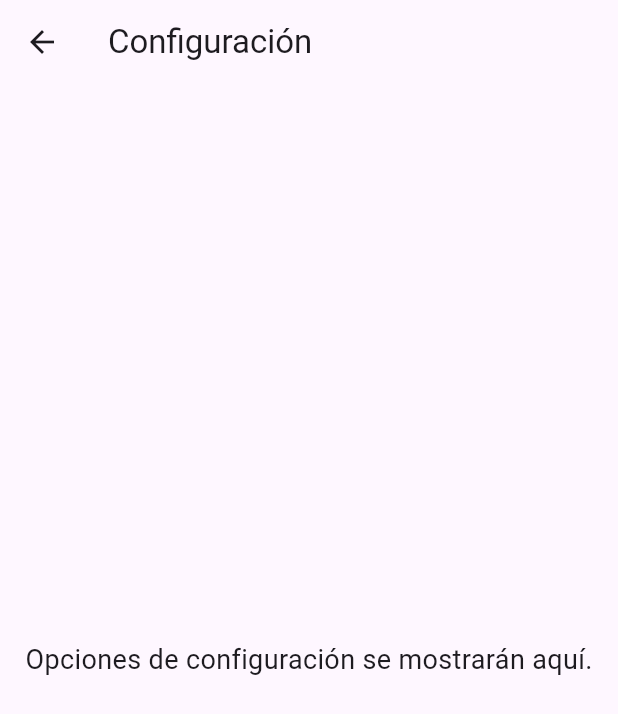
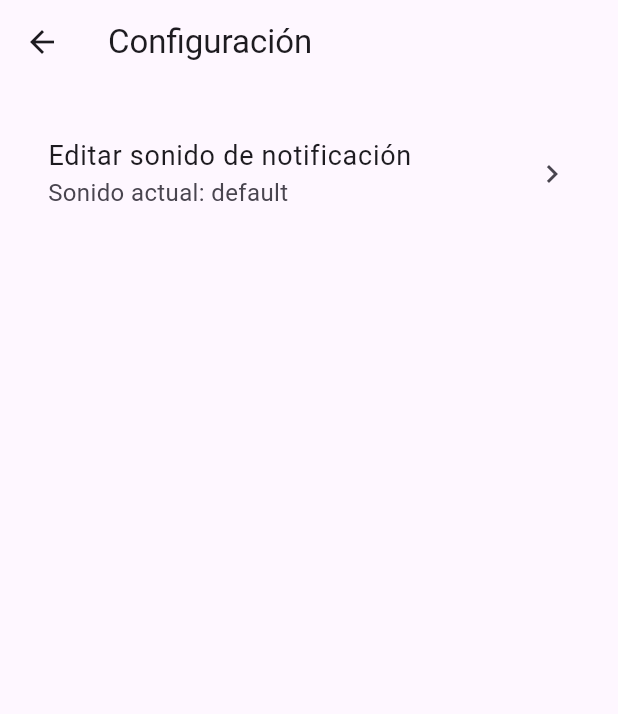
Before and after one commit to rayo-alcantar/mindKeeper, a Flutter app: the screen it shows after launch, after a tap on "Configuración", on a phone screen of 412 x 824 dp. Shown: the top 714 px of the screen. Run offline on Flutter 3.47's test engine with Material 3 defaults, Android fonts, the phone set to English and light mode, and no system bars; our stand-ins replace flutter_local_notifications, permission_handler, shared_preferences, timezone.

Commit message:
se añaden las configuracines.

```diff
--- a/lib/screens/config_screen.dart
+++ b/lib/screens/config_screen.dart
@@ -1,18 +1,75 @@
 // lib/screens/config_screen.dart
 import 'package:flutter/material.dart';
+import 'package:mindkeeper/services/settings_service.dart';
+import 'edit_notification_sound_screen.dart';
+// Importa aquí también NotificationService si deseas notificar el cambio en la configuración.
+// import 'package:mindkeeper/services/notification_service.dart';
 
-class ConfigScreen extends StatelessWidget {
+class ConfigScreen extends StatefulWidget {
+  @override
+  _ConfigScreenState createState() => _ConfigScreenState();
+}
+
+class _ConfigScreenState extends State<ConfigScreen> {
+  final SettingsService _settingsService = SettingsService();
+  // String para almacenar el sonido actual.
+  String _currentSound = SettingsService.defaultNotificationSound;
+
+  @override
+  void initState() {
+    super.initState();
+    _loadCurrentSound();
+  }
+
+  Future<void> _loadCurrentSound() async {
+    final sound = await _settingsService.getNotificationSound();
+    setState(() {
+      _currentSound = sound;
+    });
+  }
+
+  Future<void> _editNotificationSound() async {
+    // Navega a la pantalla para editar el sonido.
+    final selectedSound = await Navigator.push<String>(
+      context,
+      MaterialPageRoute(
+        builder: (context) => EditNotificationSoundScreen(currentSound: _currentSound),
+      ),
+    );
+    if (selectedSound != null) {
+      // Guarda la selección y actualiza la pantalla.
+      await _settingsService.setNotificationSound(selectedSound);
+      setState(() {
+        _currentSound = selectedSound;
+      });
+      // Aquí podrías notificar al NotificationService para que actualice el ringtone de las notificaciones.
+      // Ejemplo:
+      // NotificationService().updateNotificationSound(selectedSound);
+    }
+  }
+
   @override
   Widget build(BuildContext context) {
     return Scaffold(
       appBar: AppBar(
         title: Text('Configuración'),
       ),
-      body: Center(
-        child: Text(
-          'Opciones de configuración se mostrarán aquí.',
-          style: TextStyle(fontSize: 18),
-        ),
+      body: ListView(
+        padding: EdgeInsets.all(16),
+        children: [
+          ListTile(
+            title: Text(
+              'Editar sonido de notificación',
+              style: TextStyle(fontSize: 18),
+            ),
+            subtitle: Text('Sonido actual: $_currentSound', style: TextStyle(fontSize: 16)),
+            trailing: Icon(Icons.chevron_right),
+            onTap: _editNotificationSound,
+            // Etiqueta semántica completa para accesibilidad.
+            contentPadding: EdgeInsets.symmetric(horizontal: 16, vertical: 8),
+          ),
+          // Aquí se podrían agregar más opciones de configuración.
+        ],
       ),
     );
   }
--- /dev/null
+++ b/lib/services/settings_service.dart
@@ -0,0 +1,18 @@
+import 'package:shared_preferences/shared_preferences.dart';
+
+class SettingsService {
+  static const String _keyNotificationSound = 'notificationSound';
+  static const String defaultNotificationSound = 'default';
+
+  /// Retorna el sonido de notificación almacenado o el valor por defecto.
+  Future<String> getNotificationSound() async {
+    final prefs = await SharedPreferences.getInstance();
+    return prefs.getString(_keyNotificationSound) ?? defaultNotificationSound;
+  }
+
+  /// Almacena el sonido de notificación seleccionado.
+  Future<void> setNotificationSound(String sound) async {
+    final prefs = await SharedPreferences.getInstance();
+    await prefs.setString(_keyNotificationSound, sound);
+  }
+}
--- a/pubspec.yaml
+++ b/pubspec.yaml
@@ -13,6 +13,7 @@ dependencies:
   timezone: ^0.9.2
   permission_handler: ^11.3.0
   url_launcher: ^6.1.7
+  shared_preferences: ^2.0.15
   cupertino_icons: ^1.0.8
 
 dependency_overrides:
```
Also changed, not shown: lib/screens/edit_notification_sound_screen.dart (added, +66 -0 lines), lib/services/edit_notification_sound_screen.dart (added, +67 -0 lines).
